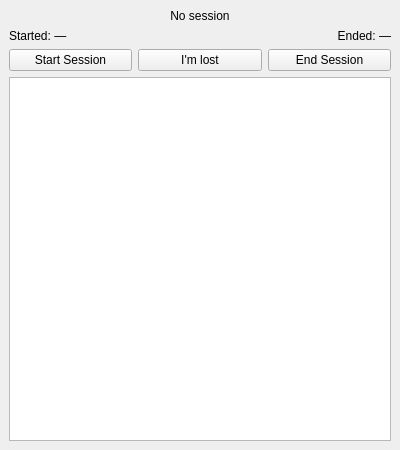
Old version of the form src/mainpage.ui in the repository DavidDang02/PerplexPing1.
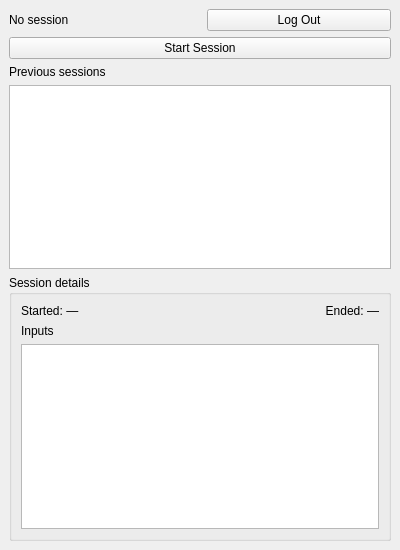
New version of the form.

Commit message:
Add LoginPage and SessionPage views and redesign MainPage
UI only; login, the previous-sessions list and the question box are not
wired to any logic yet.

- LoginPage: username and password fields and a Log In button
- MainPage: Start Session and Log Out buttons, a scrolling list of
  previous sessions, and a details panel (start, end, inputs)
- SessionPage: I'm Lost and End Session buttons and a Question Box
  with a Submit button
- main.cpp: page flow login -> main -> session, Log Out back to login

Patch:
```diff
--- a/src/mainpage.ui
+++ b/src/mainpage.ui
@@ -7,7 +7,7 @@
     <x>0</x>
     <y>0</y>
     <width>400</width>
-    <height>450</height>
+    <height>550</height>
    </rect>
   </property>
   <property name="windowTitle">
@@ -16,15 +16,53 @@
   <widget class="QWidget" name="centralwidget">
    <layout class="QVBoxLayout" name="mainLayout">
     <item>
+     <layout class="QHBoxLayout" name="topLayout">
+      <item>
      <widget class="QLabel" name="statusLabel">
       <property name="text">
        <string>No session</string>
       </property>
-      <property name="alignment">
-       <set>Qt::AlignmentFlag::AlignCenter</set>
-      </property>
-     </widget>
-    </item>
+       </widget>
+      </item>
+      <item>
+       <spacer name="topSpacer">
+        <property name="orientation">
+         <enum>Qt::Orientation::Horizontal</enum>
+        </property>
+       </spacer>
+      </item>
+      <item>
+       <widget class="QPushButton" name="logoutButton">
+        <property name="text">
+         <string>Log Out</string>
+        </property>
+       </widget>
+      </item>
+     </layout>
+    </item>
+    <item>
+     <widget class="QPushButton" name="startButton">
+      <property name="text">
+       <string>Start Session</string>
+      </property>
+     </widget>
+    </item>
+    <item>
+     <widget class="QLabel" name="sessionListLabel">
+      <property name="text">
+       <string>Previous sessions</string>
+      </property>
+     </widget>
+    </item>
+    <item>
+     <widget class="QListWidget" name="sessionList"/>
+    </item>
+    <item>
+     <widget class="QGroupBox" name="detailsBox">
+      <property name="title">
+       <string>Session details</string>
+      </property>
+      <layout class="QVBoxLayout" name="detailsLayout">
     <item>
      <layout class="QHBoxLayout" name="timeLayout">
       <item>
@@ -47,32 +85,17 @@
      </layout>
     </item>
     <item>
-     <layout class="QHBoxLayout" name="buttonLayout">
-      <item>
-       <widget class="QPushButton" name="startButton">
+        <widget class="QLabel" name="inputsLabel">
         <property name="text">
-         <string>Start Session</string>
-        </property>
-       </widget>
-      </item>
-      <item>
-       <widget class="QPushButton" name="lostButton">
-        <property name="text">
-         <string>I'm lost</string>
-        </property>
-       </widget>
-      </item>
-      <item>
-       <widget class="QPushButton" name="endButton">
-        <property name="text">
-         <string>End Session</string>
-        </property>
-       </widget>
-      </item>
-     </layout>
+          <string>Inputs</string>
+         </property>
+        </widget>
     </item>
     <item>
      <widget class="QListWidget" name="timestampList"/>
+       </item>
+      </layout>
+     </widget>
     </item>
    </layout>
   </widget>
```
Lines whose indentation alone changed are shown as unchanged. The commit also changes 9 other files.
